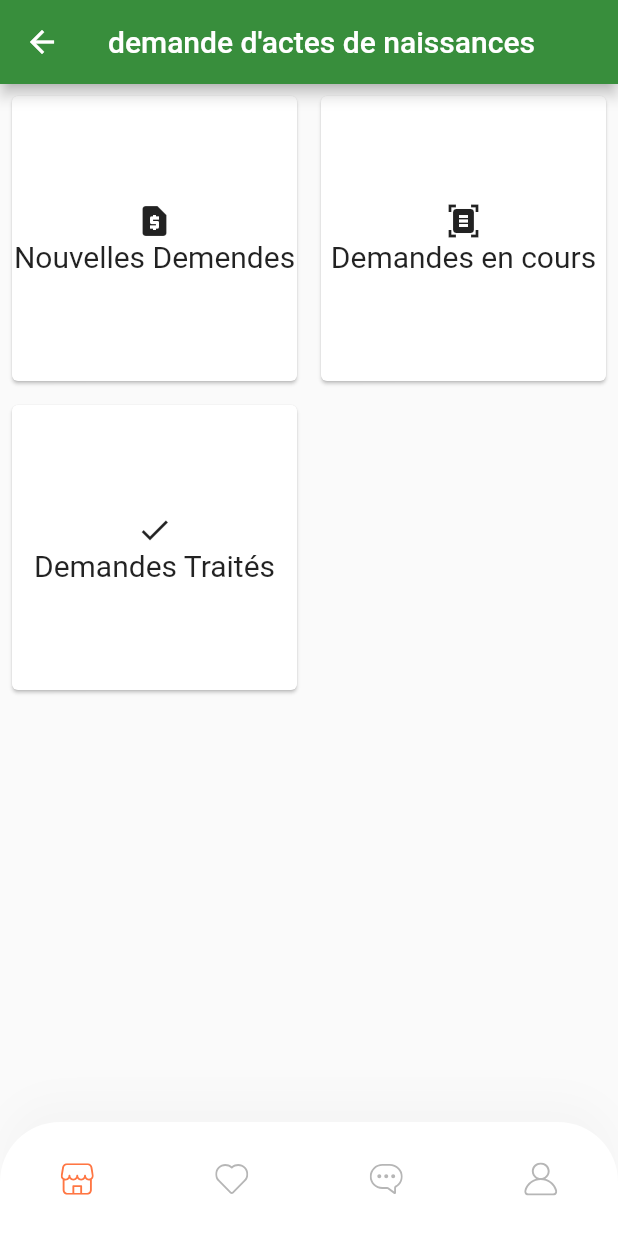
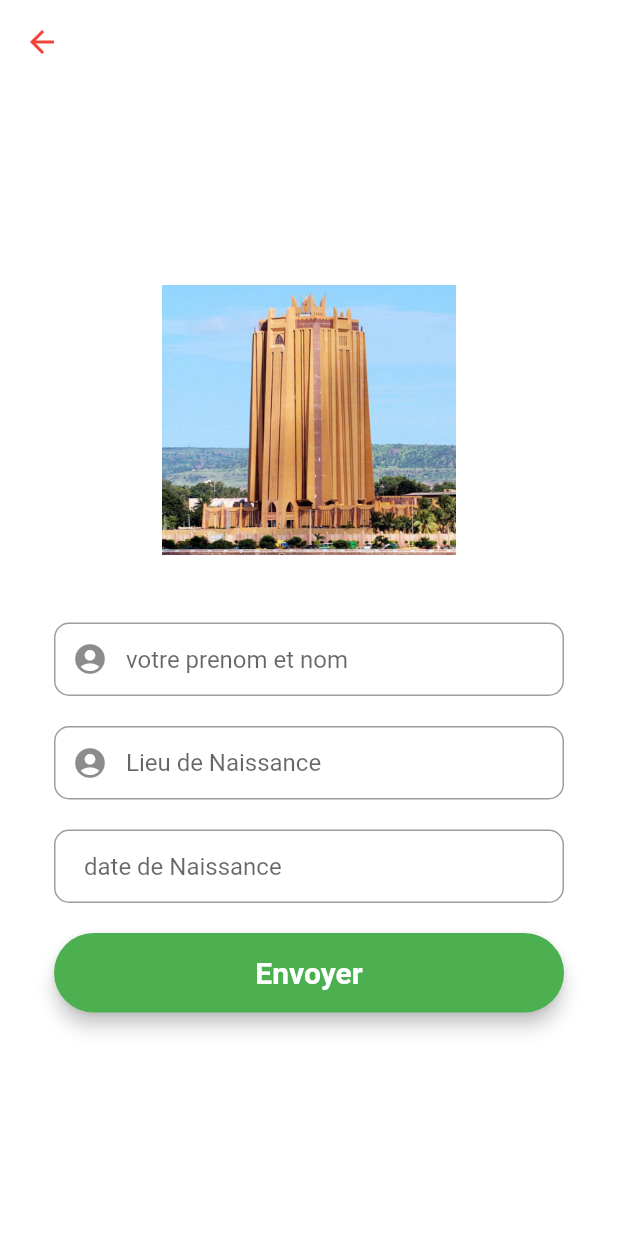
Before and after one commit to abdoulaye1403/ogii_examen, a Flutter app: the MairieScreen screen opened by its route, after a tap on "Nouvelles Demendes", on a phone screen of 412 x 824 dp. Run offline on Flutter 3.47's test engine with Material 2 defaults, Android fonts, the phone set to English and light mode, and no system bars; our stand-ins replace cloud_firestore, data_table_2, firebase_auth, firebase_core, firebase_database, fl_chart and 3 more; accounts and stored records are empty.

Commit message:
premier commit v0.2

```diff
--- a/lib/components/coustom_bottom_nav_bar.dart
+++ b/lib/components/coustom_bottom_nav_bar.dart
@@ -1,5 +1,7 @@
+import 'package:firebase_auth/firebase_auth.dart';
 import 'package:flutter/material.dart';
 import 'package:flutter_svg/flutter_svg.dart';
+import 'package:ogii/screens/login_screens/sign_in_screens/sign_in_screen.dart';
 import 'package:ogii/screens/mairie_screens/mairie_screen.dart';
 import '../constants.dart';
 import '../enums.dart';
@@ -47,12 +49,14 @@ class CustomBottomNavBar extends StatelessWidget {
                     Navigator.pushNamed(context, MairieScreen.routeName),
               ),
               IconButton(
-                icon: SvgPicture.asset("assets/icons/Heart Icon.svg"),
+                icon: SvgPicture.asset("assets/icons/menu_notification.svg"),
                 onPressed: () {},
               ),
               IconButton(
-                icon: SvgPicture.asset("assets/icons/Chat bubble Icon.svg"),
-                onPressed: () {},
+                icon: SvgPicture.asset("assets/icons/Log out.svg"),
+                onPressed: () {
+                  logout(context);
+                },
               ),
               IconButton(
                   icon: SvgPicture.asset(
@@ -66,4 +70,9 @@ class CustomBottomNavBar extends StatelessWidget {
           )),
     );
   }
+
+  Future<void> logout(BuildContext context) async {
+    await FirebaseAuth.instance.signOut();
+    Navigator.pushNamed(context, SignInScreen.routeName);
+  }
 }
--- a/lib/models/user_model.dart
+++ b/lib/models/user_model.dart
@@ -1,19 +1,20 @@
 class UserModel {
   String? uid;
   String? email;
-  String? firstName;
-  String? secondName;
+  String? prenom;
+  String? nom;
+  String? adresse;
 
-  UserModel({this.uid, this.email, this.firstName, this.secondName});
+  UserModel({this.uid, this.email, this.prenom, this.nom, this.adresse});
 
   // receiving data from server
   factory UserModel.fromMap(map) {
     return UserModel(
-      uid: map['uid'],
-      email: map['email'],
-      firstName: map['firstName'],
-      secondName: map['secondName'],
-    );
+        uid: map['uid'],
+        email: map['email'],
+        prenom: map['prenom'],
+        nom: map['nom'],
+        adresse: map['adresse']);
   }
 
   // sending data to our server
@@ -21,8 +22,9 @@ class UserModel {
     return {
       'uid': uid,
       'email': email,
-      'firstName': firstName,
-      'secondName': secondName,
+      'prenom': prenom,
+      'nom': nom,
+      'adresse': adresse,
     };
   }
 }
--- a/lib/routes.dart
+++ b/lib/routes.dart
@@ -1,6 +1,6 @@
 import 'package:flutter/widgets.dart';
-import 'package:ogii/screens/admin_screens/main/components/side_menu.dart';
 import 'package:ogii/screens/admin_screens/main/main_screen.dart';
+import 'package:ogii/screens/demande_acteNaiss/demande_acteNaisScreen.dart';
 import 'package:ogii/screens/login_screens/sign_in_screens/sign_in_screen.dart';
 import 'package:ogii/screens/login_screens/sign_up_screens/sign_up_screen.dart';
 import 'package:ogii/screens/mairie_screens/mairie_screen.dart';
@@ -14,4 +14,5 @@ final Map<String, WidgetBuilder> routes = {
   MyMain.routeName: (context) => MyMain(),
   SignUpScreen.routeName: (context) => SignUpScreen(),
   MairieScreen.routeName: (context) => MairieScreen(),
+  DemandeActeNaisScreen.routeName: (context) => DemandeActeNaisScreen(),
 };
--- /dev/null
+++ b/lib/screens/demande_acteNaiss/components/body.dart
@@ -0,0 +1,172 @@
+import 'package:cloud_firestore/cloud_firestore.dart';
+import 'package:ogii/models/demande_model.dart';
+import 'package:firebase_auth/firebase_auth.dart';
+import 'package:flutter/material.dart';
+import 'package:fluttertoast/fluttertoast.dart';
+import 'package:ogii/screens/users_screens/components/body.dart';
+
+class DemandeActNaisScreen extends StatefulWidget {
+  const DemandeActNaisScreen({Key? key}) : super(key: key);
+
+  @override
+  _DemandeActNaisScreenState createState() => _DemandeActNaisScreenState();
+}
+
+class _DemandeActNaisScreenState extends State<DemandeActNaisScreen> {
+  final _auth = FirebaseAuth.instance;
+
+  // our form key
+  final _formKey = GlobalKey<FormState>();
+  // editing Controller
+  final dcmtUserNameEditingController = new TextEditingController();
+  final dcmtUserLieuNaissEditingController = new TextEditingController();
+  final dcmtUserDateNaissEditingController = new TextEditingController();
+
+  @override
+  Widget build(BuildContext context) {
+    //first name field
+    final UserNameField = TextFormField(
+        autofocus: false,
+        controller: dcmtUserNameEditingController,
+        keyboardType: TextInputType.name,
+        validator: (value) {
+          RegExp regex = new RegExp(r'^.{3,}$');
+          if (value!.isEmpty) {
+            return ("user Name cannot be Empty");
+          }
+          if (!regex.hasMatch(value)) {
+            return ("Enter Valid name(Min. 3 Character)");
+          }
+          return null;
+        },
+        onSaved: (value) {
+          dcmtUserNameEditingController.text = value!;
+        },
+        textInputAction: TextInputAction.next,
+        decoration: InputDecoration(
+          prefixIcon: Icon(Icons.account_circle),
+          contentPadding: EdgeInsets.fromLTRB(20, 15, 20, 15),
+          hintText: "votre prenom et nom",
+          border: OutlineInputBorder(
+            borderRadius: BorderRadius.circular(10),
+          ),
+        ));
+
+    //second name field
+    final lieuNaissField = TextFormField(
+        autofocus: false,
+        controller: dcmtUserLieuNaissEditingController,
+        keyboardType: TextInputType.name,
+        validator: (value) {
+          if (value!.isEmpty) {
+            return ("LieuNaiss cannot be Empty");
+          }
+          return null;
+        },
+        onSaved: (value) {
+          dcmtUserLieuNaissEditingController.text = value!;
+        },
+        textInputAction: TextInputAction.next,
+        decoration: InputDecoration(
+          prefixIcon: Icon(Icons.account_circle),
+          contentPadding: EdgeInsets.fromLTRB(20, 15, 20, 15),
+          hintText: "Lieu de Naissance",
+          border: OutlineInputBorder(
+            borderRadius: BorderRadius.circular(10),
+          ),
+        ));
+
+    //email field
+    final dateNaissField = TextFormField(
+        autofocus: false,
+        controller: dcmtUserDateNaissEditingController,
+        keyboardType: TextInputType.emailAddress,
+        validator: (value) {
+          if (value!.isEmpty) {
+            return ("Entrez votre date de naissance");
+          }
+          // reg expression for email validation
+
+          return null;
+        },
+        onSaved: (value) {
+          dcmtUserNameEditingController.text = value!;
+        },
+        textInputAction: TextInputAction.next,
+        decoration: InputDecoration(
+          contentPadding: EdgeInsets.fromLTRB(20, 15, 20, 15),
+          hintText: "date de Naissance",
+          border: OutlineInputBorder(
+            borderRadius: BorderRadius.circular(10),
+          ),
+        ));
+
+    //password field
+
+    //signup button
+    final signUpButton = Material(
+      elevation: 5,
+      borderRadius: BorderRadius.circular(30),
+      color: Colors.green,
+      child: MaterialButton(
+          padding: EdgeInsets.fromLTRB(20, 15, 20, 15),
+          minWidth: MediaQuery.of(context).size.width,
+          onPressed: () {},
+          child: Text(
+            "Envoyer",
+            textAlign: TextAlign.center,
+            style: TextStyle(
+                fontSize: 20, color: Colors.white, fontWeight: FontWeight.bold),
+          )),
+    );
+
+    return Scaffold(
+      backgroundColor: Colors.white,
+      appBar: AppBar(
+        backgroundColor: Colors.transparent,
+        elevation: 0,
+        leading: IconButton(
+          icon: Icon(Icons.arrow_back, color: Colors.red),
+          onPressed: () {
+            // passing this to our root
+            Navigator.of(context).pop();
+          },
+        ),
+      ),
+      body: Center(
+        child: SingleChildScrollView(
+          child: Container(
+            color: Colors.white,
+            child: Padding(
+              padding: const EdgeInsets.all(36.0),
+              child: Form(
+                key: _formKey,
+                child: Column(
+                  mainAxisAlignment: MainAxisAlignment.center,
+                  crossAxisAlignment: CrossAxisAlignment.center,
+                  children: <Widget>[
+                    SizedBox(
+                        height: 180,
+                        child: Image.asset(
+                          "assets/images/bko.jpg",
+                          fit: BoxFit.contain,
+                        )),
+                    SizedBox(height: 45),
+                    UserNameField,
+                    SizedBox(height: 20),
+                    lieuNaissField,
+                    SizedBox(height: 20),
+                    dateNaissField,
+                    SizedBox(height: 20),
+                    signUpButton,
+                    SizedBox(height: 15),
+                  ],
+                ),
+              ),
+            ),
+          ),
+        ),
+      ),
+    );
+  }
+}
--- /dev/null
+++ b/lib/screens/demande_acteNaiss/demande_acteNaisScreen.dart
@@ -0,0 +1,13 @@
+import 'package:flutter/material.dart';
+import 'package:ogii/screens/demande_acteNaiss/components/body.dart';
+
+class DemandeActeNaisScreen extends StatelessWidget {
+  static String routeName = "/demande_Naiss";
+  @override
+  Widget build(BuildContext context) {
+    return Scaffold(
+      backgroundColor: Colors.green[700],
+      body: DemandeActNaisScreen(),
+    );
+  }
+}
--- a/lib/screens/mairie_screens/components/body.dart
+++ b/lib/screens/mairie_screens/components/body.dart
@@ -1,5 +1,6 @@
 import 'package:firebase_auth/firebase_auth.dart';
 import 'package:flutter/material.dart';
+import 'package:ogii/screens/demande_acteNaiss/demande_acteNaisScreen.dart';
 import 'package:ogii/screens/login_screens/sign_in_screens/sign_in_screen.dart';
 
 class Mairie extends StatefulWidget {
@@ -17,6 +18,7 @@ class _MairieState extends State<Mairie> {
         title: Text("demande d'actes de naissances"),
         backgroundColor: Colors.green[700],
       ),
+      backgroundColor: Colors.green[100],
       body: Container(
         child: GridView.count(
           crossAxisCount: 2,
@@ -24,7 +26,9 @@ class _MairieState extends State<Mairie> {
             Card(
               margin: EdgeInsets.all(8),
               child: InkWell(
-                onTap: () {},
+                onTap: () {
+                  Navigator.pushNamed(context, DemandeActeNaisScreen.routeName);
+                },
                 splashColor: Colors.green,
                 child: Center(
                   child: Column(
@@ -83,9 +87,4 @@ class _MairieState extends State<Mairie> {
       ),
     );
   }
-
-  Future<void> logout(BuildContext context) async {
-    await FirebaseAuth.instance.signOut();
-    Navigator.pushNamed(context, SignInScreen.routeName);
-  }
 }
--- a/lib/screens/users_screens/components/body.dart
+++ b/lib/screens/users_screens/components/body.dart
@@ -1,9 +1,8 @@
 import 'package:firebase_auth/firebase_auth.dart';
 import 'package:flutter/material.dart';
-import 'package:ogii/screens/login_screens/sign_in_screens/components/body.dart';
 import 'package:ogii/screens/login_screens/sign_in_screens/sign_in_screen.dart';
-import 'package:ogii/screens/login_screens/sign_up_screens/sign_up_screen.dart';
 import 'package:ogii/screens/mairie_screens/mairie_screen.dart';
+import 'package:provider/provider.dart';
 
 class home extends StatefulWidget {
   const home({Key? key}) : super(key: key);
```
Also changed, not shown: lib/models/demande_model.dart (added, +37 -0 lines), lib/screens/login_screens/sign_up_screens/components/body.dart (+35 -10 lines), pubspec.yaml (+6 -1 lines), pubspec.lock, 7 other files.
